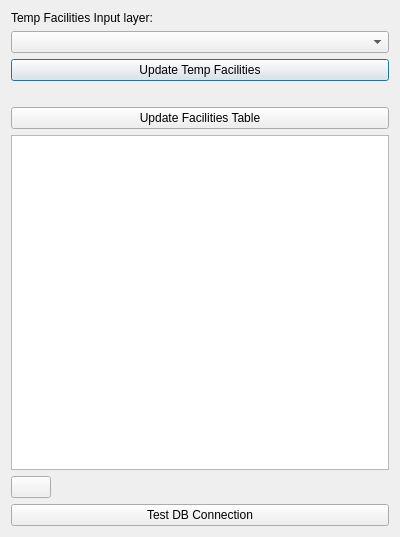
Above: update_facilities/update_facilities_dialog_base.ui from linz/nz-facilities before the change. Below: the same form after it.
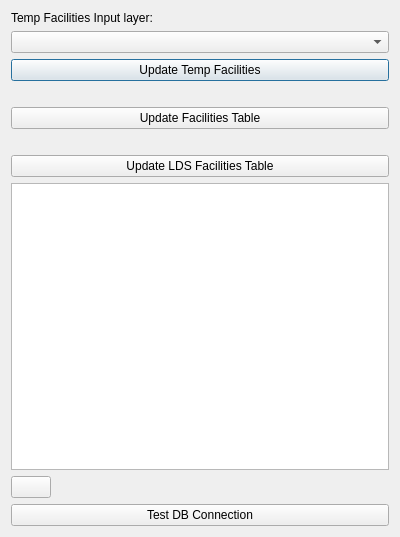
That is the form after the change. Custom widgets are drawn as their Qt base class.

Commit message:
feat: update facilities
Workflow and UI to update the lds_facilities table

What changed in the file:
```diff
--- a/update_facilities/update_facilities_dialog_base.ui
+++ b/update_facilities/update_facilities_dialog_base.ui
@@ -74,6 +74,29 @@
      </property>
     </widget>
    </item>
+   <item>
+    <spacer name="horizontalSpacer_3">
+     <property name="orientation">
+      <enum>Qt::Horizontal</enum>
+     </property>
+     <property name="sizeHint" stdset="0">
+      <size>
+       <width>379</width>
+       <height>20</height>
+      </size>
+     </property>
+    </spacer>
+   </item>
+   <item>
+    <widget class="QPushButton" name="btn_update_lds_facilities_table">
+     <property name="toolTip">
+      <string>update the LDS facilities table using the facilities table</string>
+     </property>
+     <property name="text">
+      <string>Update LDS Facilities Table</string>
+     </property>
+    </widget>
+   </item>
    <item>
     <widget class="QTextEdit" name="msgbox">
      <property name="enabled">
```
The commit also changes 6 other files.
